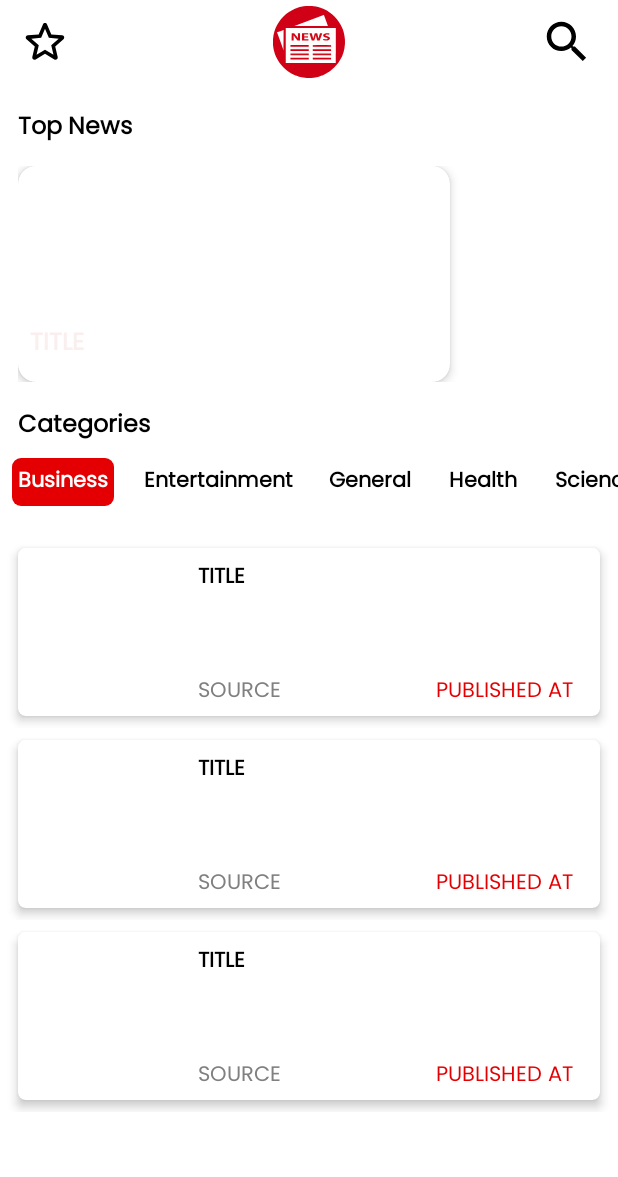
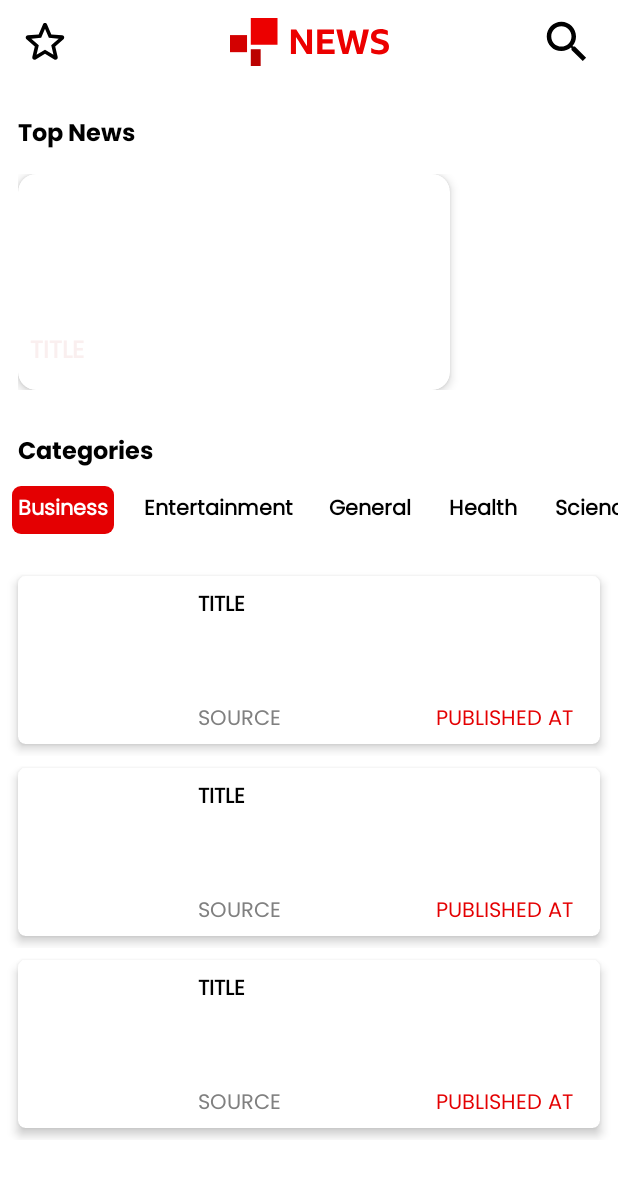
Before and after one commit to Kunkhozhaev/SnapNews, an Android app: the layout fragment_breaking_news.xml on its own in the app's theme, with its tools: preview values and no code run, on a phone screen of 412 x 824 dp. Shown: the top 1177 px of the screen. Run offline under Robolectric (Android 15) with nearby library versions, the phone set to English and light mode, and no system bars.

Commit message:
Changed logo in login and breaking news page

```diff
--- /dev/null
+++ b/app/src/main/res/drawable/ic_app_logo.xml
@@ -0,0 +1,10 @@
+<vector android:height="32dp" android:viewportHeight="278.81"
+    android:viewportWidth="926.23" android:width="106dp" xmlns:android="http://schemas.android.com/apk/res/android">
+    <path android:fillColor="#D30101" android:pathData="M0,99.25h99.25v99.25h-99.25z"/>
+    <path android:fillColor="#EC0000" android:pathData="M121.14,0h155.65v155.65h-155.65z"/>
+    <path android:fillColor="#BB0100" android:pathData="M121.14,181.36h57.52v97.45h-57.52z"/>
+    <path android:fillColor="#EC0000" android:pathData="M446.97,209.05c-10.32,-16.54 -20.77,-33.11 -31.36,-49.71c-10.59,-16.6 -21.03,-32.71 -31.35,-48.32v98.04h-29.37V67.16h30.96c10.72,16.01 21.27,32.05 31.65,48.12c10.39,16.07 20.74,32.38 31.06,48.92V67.16h29.37v141.89H446.97z"/>
+    <path android:fillColor="#EC0000" android:pathData="M508.1,67.16h97.64v25.4h-67.08v30.76h59.53v25.4h-59.53v34.93h70.85v25.4H508.1V67.16z"/>
+    <path android:fillColor="#EC0000" android:pathData="M739.88,209.05c-4.5,-16.01 -8.9,-32.01 -13.2,-48.03c-4.3,-16.01 -8.5,-32.01 -12.6,-48.03c-3.97,16.01 -8.07,32.02 -12.3,48.03c-4.24,16.01 -8.6,32.02 -13.1,48.03h-32.35c-6.74,-23.15 -13.23,-46.57 -19.45,-70.25c-6.22,-23.68 -12.1,-47.56 -17.66,-71.64h33.34c3.3,18.39 6.81,36.78 10.52,55.17c3.7,18.39 7.61,36.45 11.71,54.18c8.86,-34.53 17.26,-68.99 25.2,-103.39h29.77c3.97,16.94 8.04,33.84 12.2,50.71c4.16,16.87 8.43,33.7 12.8,50.5c3.97,-17.46 7.8,-35.19 11.51,-53.19c3.7,-17.99 7.14,-35.98 10.32,-53.98h32.75c-5.56,24.08 -11.45,47.96 -17.67,71.64c-6.22,23.68 -12.7,47.1 -19.45,70.25H739.88z"/>
+    <path android:fillColor="#EC0000" android:pathData="M867.69,212.03c-7.81,0 -15.52,-0.86 -23.12,-2.58c-7.61,-1.72 -14.92,-4.43 -21.93,-8.14v-27.39c14.15,8.6 29.17,12.9 45.05,12.9c8.99,0 15.84,-1.52 20.54,-4.57c4.69,-3.04 7.04,-7.27 7.04,-12.7c0,-4.1 -1.16,-7.31 -3.47,-9.63c-2.31,-2.31 -5.39,-4.16 -9.23,-5.55s-8.13,-2.68 -12.9,-3.87c-7.81,-1.85 -14.69,-3.97 -20.64,-6.35c-5.95,-2.38 -10.98,-5.19 -15.09,-8.44c-4.1,-3.24 -7.21,-7.14 -9.32,-11.71c-2.12,-4.57 -3.18,-10.02 -3.18,-16.37c0,-8.99 2.28,-16.74 6.85,-23.22c4.57,-6.48 11.01,-11.48 19.35,-14.98c8.33,-3.51 18.26,-5.26 29.76,-5.26c7.54,0 14.95,0.86 22.23,2.58c7.27,1.72 13.82,4.04 19.65,6.95v26.99c-5.82,-3.57 -12.4,-6.35 -19.75,-8.33c-7.34,-1.99 -14.72,-2.98 -22.13,-2.98c-8.07,0 -14.32,1.39 -18.75,4.17c-4.43,2.78 -6.65,6.75 -6.65,11.91c0,3.71 1.06,6.65 3.18,8.83c2.12,2.18 5.13,3.97 9.03,5.36c3.9,1.39 8.5,2.75 13.79,4.07c6.75,1.72 13.03,3.61 18.86,5.66c5.82,2.05 10.95,4.66 15.38,7.84c4.43,3.18 7.87,7.21 10.32,12.1c2.45,4.9 3.67,10.92 3.67,18.06c0,9.39 -2.32,17.43 -6.95,24.11c-4.63,6.68 -11.31,11.78 -20.04,15.28C890.51,210.27 879.99,212.03 867.69,212.03z"/>
+</vector>
--- a/app/src/main/res/layout/fragment_breaking_news.xml
+++ b/app/src/main/res/layout/fragment_breaking_news.xml
@@ -32,9 +32,9 @@
                 app:layout_constraintTop_toTopOf="parent" />
 
             <androidx.appcompat.widget.AppCompatImageView
-                android:layout_width="48dp"
-                android:layout_height="48dp"
-                android:src="@drawable/ic_logo_main"
+                android:layout_width="wrap_content"
+                android:layout_height="wrap_content"
+                android:src="@drawable/ic_app_logo"
                 app:layout_constraintBottom_toBottomOf="parent"
                 app:layout_constraintStart_toStartOf="parent"
                 app:layout_constraintEnd_toEndOf="parent"
@@ -63,12 +63,11 @@
         app:layout_constraintTop_toBottomOf="@id/app_bar"
         app:layout_constraintBottom_toTopOf="@id/rvBreakingNews"
         android:layout_marginStart="12dp"
-        android:layout_marginTop="16dp"
+        android:layout_marginTop="20dp"
         android:layout_marginBottom="12dp"
         android:textColor="@color/black"
         android:textSize="16sp"
-        android:fontFamily="@font/poppins_regular"
-        android:textStyle="bold"
+        android:fontFamily="@font/poppins_bold"
         android:text="@string/text_top_news"/>
 
     <androidx.recyclerview.widget.RecyclerView
@@ -90,10 +89,10 @@
         android:text="@string/text_categories"
         android:textColor="@color/black"
         android:textSize="16sp"
-        android:fontFamily="@font/poppins_regular"
+        android:fontFamily="@font/poppins_bold"
         android:textStyle="bold"
         android:layout_marginStart="12dp"
-        android:layout_marginTop="16dp"
+        android:layout_marginTop="28dp"
         app:layout_constraintStart_toStartOf="parent"
         app:layout_constraintTop_toBottomOf="@+id/rvBreakingNews"
         app:layout_constraintBottom_toTopOf="@+id/tabCategoryLayout"/>
--- a/app/src/main/res/layout/fragment_login.xml
+++ b/app/src/main/res/layout/fragment_login.xml
@@ -19,9 +19,9 @@
             android:layout_height="match_parent">
 
             <androidx.appcompat.widget.AppCompatImageView
-                android:layout_width="48dp"
-                android:layout_height="48dp"
-                android:src="@drawable/ic_logo_main"
+                android:layout_width="wrap_content"
+                android:layout_height="wrap_content"
+                android:src="@drawable/ic_app_logo"
                 app:layout_constraintBottom_toBottomOf="parent"
                 app:layout_constraintEnd_toEndOf="parent"
                 app:layout_constraintStart_toStartOf="parent"
@@ -34,7 +34,7 @@
         android:id="@+id/tvLogInPageTitle"
         android:layout_width="wrap_content"
         android:layout_height="wrap_content"
-        android:layout_marginTop="48dp"
+        android:layout_marginTop="72dp"
         android:fontFamily="@font/poppins_regular"
         android:gravity="center"
         android:text="@string/tvSignInPageTitleText"
```
Also changed, not shown: app/src/main/ic_logo-playstore.png.
